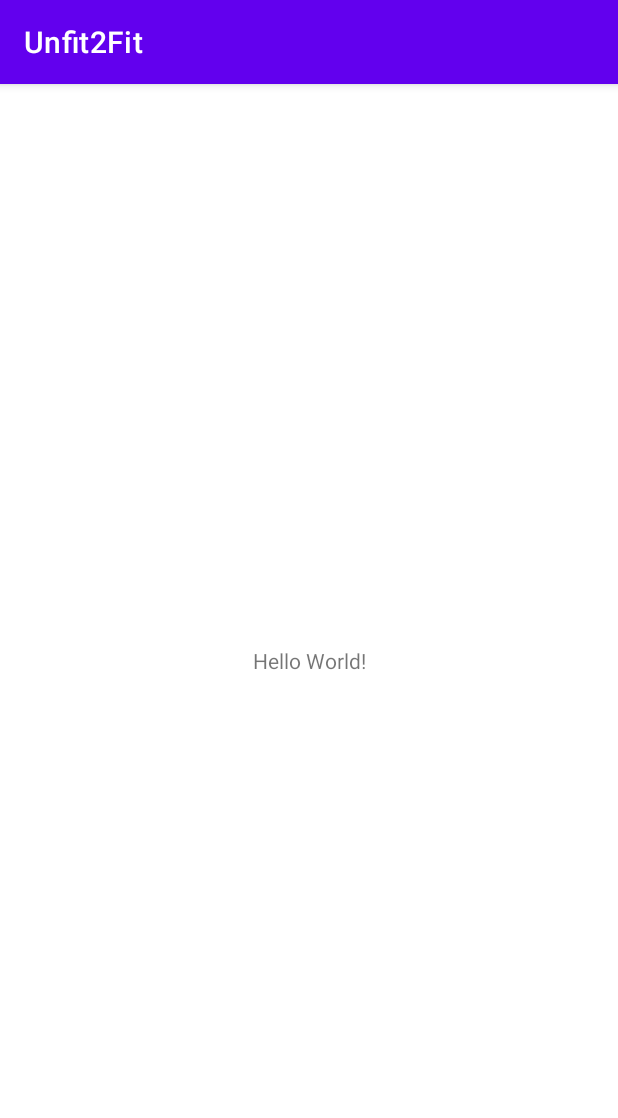
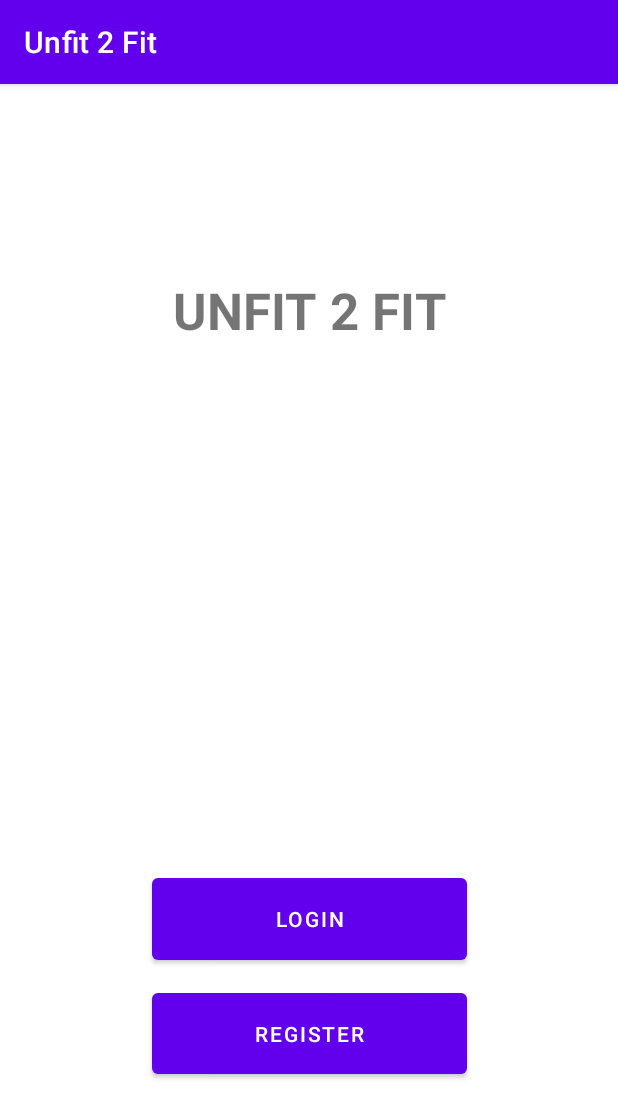
Before and after one commit to adnananwar-404/Unfit2Fit, an Android app: the screen it shows after launch (MainActivity), on a phone screen of 412 x 824 dp. Shown: the top 1118 px of the screen. Run offline under Robolectric (Android 15) with nearby library versions, the phone set to English and light mode, and no system bars.

Commit message:
Connect to Firebase, Login & Register Layout

```diff
--- a/app/build.gradle
+++ b/app/build.gradle
@@ -1,5 +1,6 @@
 plugins {
     id 'com.android.application'
+    id 'com.google.gms.google-services'
 }
 
 android {
@@ -32,6 +33,7 @@ dependencies {
     implementation 'androidx.appcompat:appcompat:1.4.1'
     implementation 'com.google.android.material:material:1.5.0'
     implementation 'androidx.constraintlayout:constraintlayout:2.1.3'
+    implementation 'com.google.firebase:firebase-auth:19.2.0'
     testImplementation 'junit:junit:4.+'
     androidTestImplementation 'androidx.test.ext:junit:1.1.3'
     androidTestImplementation 'androidx.test.espresso:espresso-core:3.4.0'
--- a/app/src/main/AndroidManifest.xml
+++ b/app/src/main/AndroidManifest.xml
@@ -10,6 +10,12 @@
         android:supportsRtl="true"
         android:theme="@style/Theme.Unfit2Fit">
         <activity
+            android:name=".RegisterActivity"
+            android:exported="false" />
+        <activity
+            android:name=".LoginActivity"
+            android:exported="false" />
+        <activity
             android:name=".MainActivity"
             android:exported="true">
             <intent-filter>
--- a/app/src/main/java/com/unfit2fit/unfit2fit/MainActivity.java
+++ b/app/src/main/java/com/unfit2fit/unfit2fit/MainActivity.java
@@ -2,13 +2,45 @@ package com.unfit2fit.unfit2fit;
 
 import androidx.appcompat.app.AppCompatActivity;
 
+import android.content.Intent;
 import android.os.Bundle;
+import android.view.View;
+import android.widget.Button;
+import android.widget.Toast;
+
+@SuppressWarnings({"FieldCanBeLocal", "Convert2Lambda"})
 
 public class MainActivity extends AppCompatActivity {
+
+    private Button login_button;
+    private Button register_button;
+
 
     @Override
     protected void onCreate(Bundle savedInstanceState) {
         super.onCreate(savedInstanceState);
         setContentView(R.layout.activity_main);
+
+        login_button = (Button) findViewById(R.id.mainActivityLogin);
+        login_button.setOnClickListener(new View.OnClickListener() {
+            @Override
+            public void onClick(View view) {
+                Intent intent = new Intent(MainActivity.this, LoginActivity.class);
+                startActivity(intent);
+
+                Toast.makeText(MainActivity.this, "Clicked Login", Toast.LENGTH_LONG).show();
+            }
+        });
+
+        register_button = (Button) findViewById(R.id.mainActivityRegister);
+        register_button.setOnClickListener(new View.OnClickListener() {
+            @Override
+            public void onClick(View view) {
+                Intent intent = new Intent(MainActivity.this, RegisterActivity.class);
+                startActivity(intent);
+
+                Toast.makeText(MainActivity.this, "Clicked Register", Toast.LENGTH_LONG).show();
+            }
+        });
     }
 }
--- a/app/src/main/res/layout/activity_main.xml
+++ b/app/src/main/res/layout/activity_main.xml
@@ -6,13 +6,42 @@
     android:layout_height="match_parent"
     tools:context=".MainActivity">
 
+    <Button
+        android:id="@+id/mainActivityLogin"
+        android:layout_width="210dp"
+        android:layout_height="0dp"
+        android:layout_marginBottom="10dp"
+        android:text="@string/login"
+        app:layout_constraintBottom_toTopOf="@+id/mainActivityRegister"
+        app:layout_constraintEnd_toEndOf="parent"
+        app:layout_constraintStart_toStartOf="parent"
+        app:layout_constraintTop_toBottomOf="@+id/textView2" />
+
+    <Button
+        android:id="@+id/mainActivityRegister"
+        android:layout_width="210dp"
+        android:layout_height="0dp"
+        android:layout_marginBottom="102dp"
+        android:text="@string/register"
+        app:layout_constraintBottom_toBottomOf="parent"
+        app:layout_constraintEnd_toEndOf="parent"
+        app:layout_constraintStart_toStartOf="parent"
+        app:layout_constraintTop_toBottomOf="@+id/mainActivityLogin" />
+
     <TextView
+        android:id="@+id/textView2"
         android:layout_width="wrap_content"
         android:layout_height="wrap_content"
-        android:text="Hello World!"
-        app:layout_constraintBottom_toBottomOf="parent"
-        app:layout_constraintLeft_toLeftOf="parent"
-        app:layout_constraintRight_toRightOf="parent"
+        android:layout_marginTop="128dp"
+        android:layout_marginBottom="350dp"
+        android:text="@string/app_name"
+        android:textAlignment="center"
+        android:textAllCaps="true"
+        android:textSize="34sp"
+        android:textStyle="bold"
+        app:layout_constraintBottom_toTopOf="@+id/mainActivityLogin"
+        app:layout_constraintEnd_toEndOf="parent"
+        app:layout_constraintStart_toStartOf="parent"
         app:layout_constraintTop_toTopOf="parent" />
 
 </androidx.constraintlayout.widget.ConstraintLayout>
--- a/app/src/main/res/values/strings.xml
+++ b/app/src/main/res/values/strings.xml
@@ -1,3 +1,9 @@
 <resources>
-    <string name="app_name">Unfit2Fit</string>
+    <string name="app_name">Unfit 2 Fit</string>
+    <string name="email_hint">ENTER EMAIL</string>
+    <string name="password_hint">ENTER PASSWORD</string>
+    <string name="login">Login</string>
+    <string name="register">Register</string>
+    <string name="need_an_account">Need An Account? Sign up</string>
+    <string name="already_registered">Already Registered? Login</string>
 </resources>
--- a/build.gradle
+++ b/build.gradle
@@ -6,6 +6,7 @@ buildscript {
     }
     dependencies {
         classpath "com.android.tools.build:gradle:7.0.4"
+        classpath 'com.google.gms:google-services:4.3.3'
 
         // NOTE: Do not place your application dependencies here; they belong
         // in the individual module build.gradle files
--- a/gradle.properties
+++ b/gradle.properties
@@ -17,3 +17,4 @@ org.gradle.jvmargs=-Xmx2048m -Dfile.encoding=UTF-8
 android.useAndroidX=true
 # Automatically convert third-party libraries to use AndroidX
 android.enableJetifier=true
+android.suppressUnsupportedCompileSdk=32
```
Also changed, not shown: app/src/main/java/com/unfit2fit/unfit2fit/LoginActivity.java (added, +31 -0 lines), app/src/main/java/com/unfit2fit/unfit2fit/RegisterActivity.java (added, +31 -0 lines), app/src/main/res/layout/activity_login.xml (added, +70 -0 lines), app/src/main/res/layout/activity_register.xml (added, +61 -0 lines), 1 other file.
